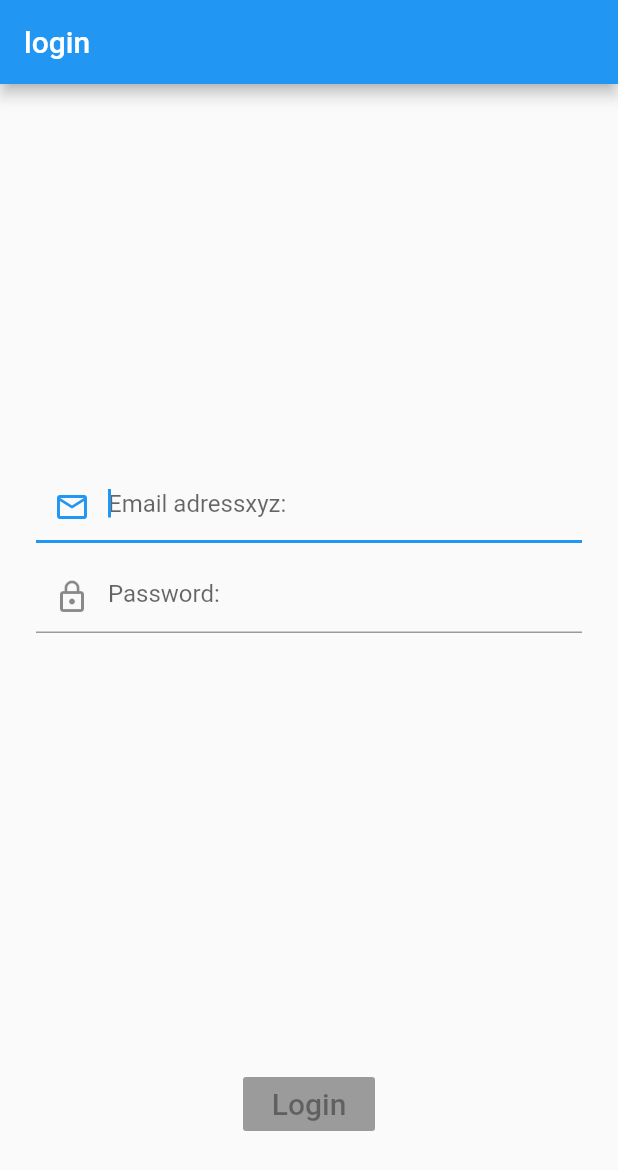
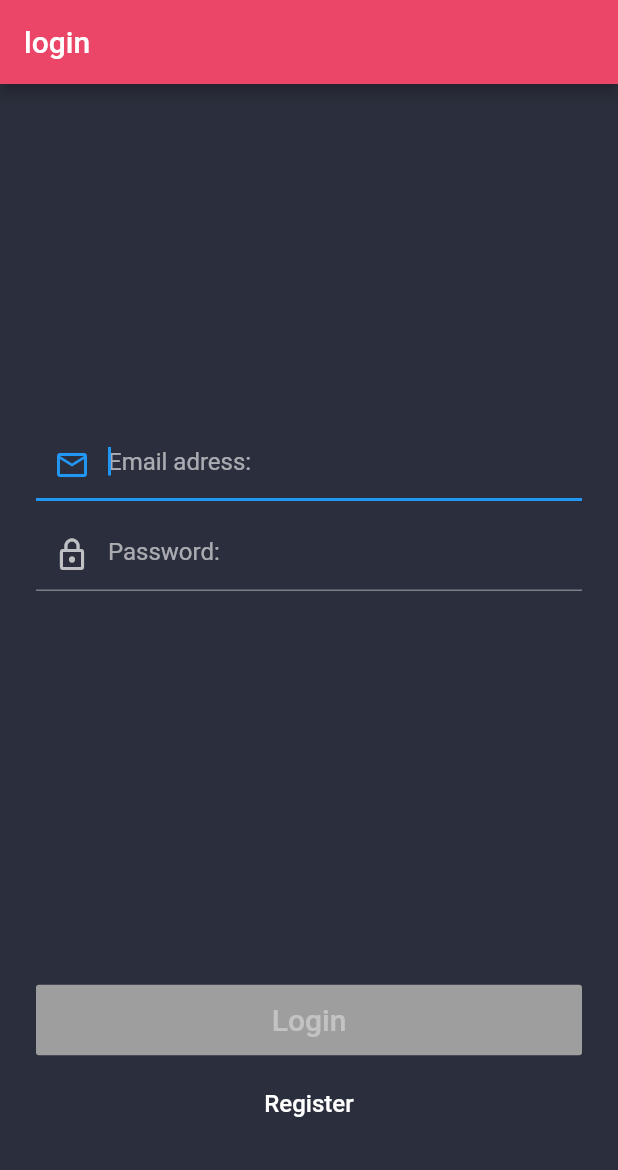
Before and after one commit to gadolfolozano/FlutterLoginChat, a Flutter app: the screen it shows after launch, on a phone screen of 412 x 824 dp. Shown: the top 1170 px of the screen. Run offline on Flutter 3.47's test engine with Material 2 defaults, Android fonts, the phone set to English and light mode, and no system bars.

Commit message:
Added some basic styles

```diff
--- a/lib/ui/LoginForm.dart
+++ b/lib/ui/LoginForm.dart
@@ -38,7 +38,8 @@ class _LoginFormState extends State<LoginForm> {
 
   @override
   Widget build(BuildContext context) {
-    return Center(
+    return Container(
+      color: const Color(0xff2b2f3d),
       child: Form(
         key: _formKey,
         child: Column(
@@ -51,7 +52,7 @@ class _LoginFormState extends State<LoginForm> {
               child: TextFormField(
                 autofocus: true,
                 decoration: InputDecoration(
-                    hintText: 'Email adressxyz:',
+                    hintText: 'Email adress:',
                     prefixIcon: Icon(
                       Icons.mail_outline,
                     )),
@@ -88,12 +89,21 @@ class _LoginFormState extends State<LoginForm> {
               child: Container(),
             ),
             Container(
+              width: double.infinity,
               margin: const EdgeInsets.only(left: 24, right: 24),
               child: RaisedButton(
                 onPressed:
-                _loginButtonEnabled ? () => performLogin(context) : null,
+                    _loginButtonEnabled ? () => performLogin(context) : null,
                 child: Text('Login', style: TextStyle(fontSize: 20)),
+                padding: const EdgeInsets.only(top: 12, bottom: 12),
               ),
+            ),
+            Container(
+              width: double.infinity,
+              margin: const EdgeInsets.only(top: 8, left: 24, right: 24),
+              child: FlatButton(
+                  onPressed: () {},
+                  child: Text('Register', style: TextStyle(fontSize: 16))),
             ),
             Container(
               height: 64,
@@ -136,8 +146,9 @@ class _LoginFormState extends State<LoginForm> {
 
   _checkUserInputs() {
     setState(() {
-      _loginButtonEnabled = ValidatorUtil.isEmailValid(usernameController.text) &&
-          ValidatorUtil.isPasswordValid(passwordController.text);
+      _loginButtonEnabled =
+          ValidatorUtil.isEmailValid(usernameController.text) &&
+              ValidatorUtil.isPasswordValid(passwordController.text);
     });
   }
 }
--- a/lib/ui/LoginScreen.dart
+++ b/lib/ui/LoginScreen.dart
@@ -7,7 +7,11 @@ class LoginScreen extends StatelessWidget {
     return MaterialApp(
       title: 'Flutter Demo',
       theme: ThemeData(
-        primarySwatch: Colors.blue,
+        brightness: Brightness.dark,
+        primaryColor: Color(0xffEb4568),
+        accentColor: Colors.white,
+        buttonColor: Color(0xff61c9bf),
+        disabledColor: Colors.grey,
       ),
       home: Scaffold(
         appBar: AppBar(
```
